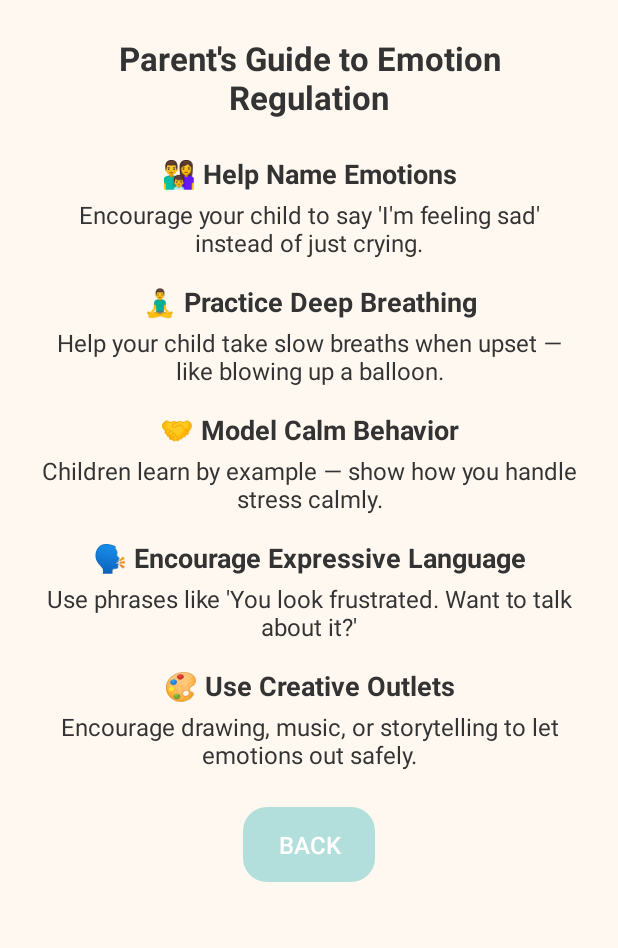
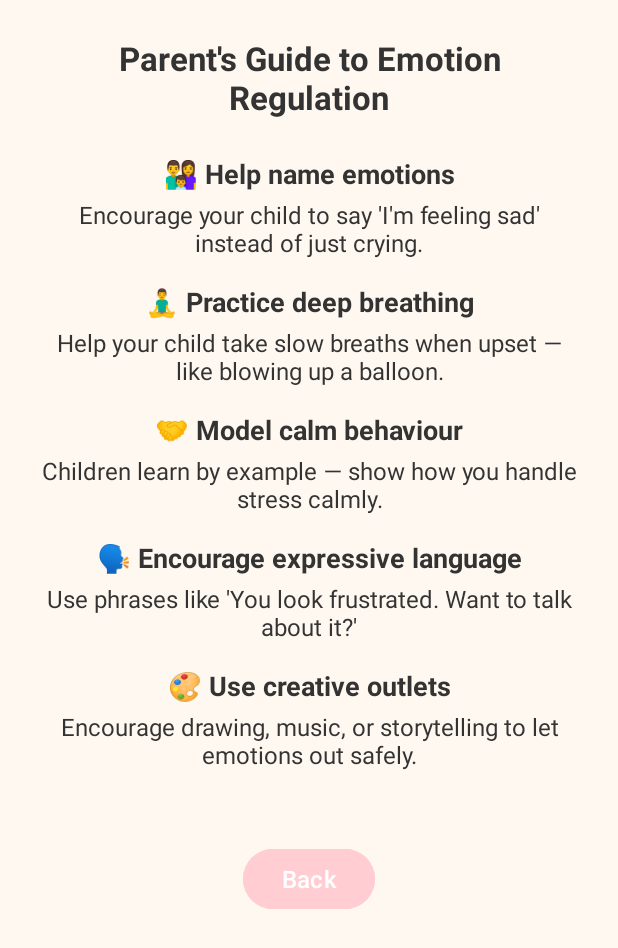
Before and after one commit to noeliarozado/FeelingsExplorer, an Android app: the ParentsGuideActivity screen opened directly, with no data from a screen before it, on a phone screen of 412 x 824 dp. Shown: the top 948 px of the screen. Run offline under Robolectric (Android 15) with nearby library versions, the phone set to English and light mode, and no system bars.

Commit message:
Improved parent's guide

```diff
--- a/app/src/main/res/layout/activity_parents_guide.xml
+++ b/app/src/main/res/layout/activity_parents_guide.xml
@@ -26,7 +26,7 @@
         <TextView
             android:layout_width="match_parent"
             android:layout_height="wrap_content"
-            android:text="👨‍👩‍👦 Help Name Emotions"
+            android:text="👨‍👩‍👦 Help name emotions"
             android:textSize="18sp"
             android:textStyle="bold"
             android:textColor="@color/primaryText"
@@ -46,7 +46,7 @@
         <TextView
             android:layout_width="match_parent"
             android:layout_height="wrap_content"
-            android:text="🧘‍♂️ Practice Deep Breathing"
+            android:text="🧘‍♂️ Practice deep breathing"
             android:textSize="18sp"
             android:textStyle="bold"
             android:textColor="@color/primaryText"
@@ -66,7 +66,7 @@
         <TextView
             android:layout_width="match_parent"
             android:layout_height="wrap_content"
-            android:text="🤝 Model Calm Behavior"
+            android:text="🤝 Model calm behaviour"
             android:textSize="18sp"
             android:textStyle="bold"
             android:textColor="@color/primaryText"
@@ -86,7 +86,7 @@
         <TextView
             android:layout_width="match_parent"
             android:layout_height="wrap_content"
-            android:text="🗣️ Encourage Expressive Language"
+            android:text="🗣️ Encourage expressive language"
             android:textSize="18sp"
             android:textStyle="bold"
             android:textColor="@color/primaryText"
@@ -106,7 +106,7 @@
         <TextView
             android:layout_width="match_parent"
             android:layout_height="wrap_content"
-            android:text="🎨 Use Creative Outlets"
+            android:text="🎨 Use creative outlets"
             android:textSize="18sp"
             android:textStyle="bold"
             android:textColor="@color/primaryText"
@@ -125,8 +125,15 @@
         <!-- Back Button -->
         <Button
             android:id="@+id/btnBack"
-            style="@style/SmallBackButton"
-            android:text="Back" />
+            android:layout_width="wrap_content"
+            android:layout_height="wrap_content"
+            android:text="Back"
+            android:textSize="16sp"
+            android:textColor="@color/button_text"
+            android:backgroundTint="@color/cozy_red"
+            android:padding="8dp"
+            android:layout_marginTop="24dp"
+            android:drawablePadding="8dp" />
 
     </LinearLayout>
 </ScrollView>
```
